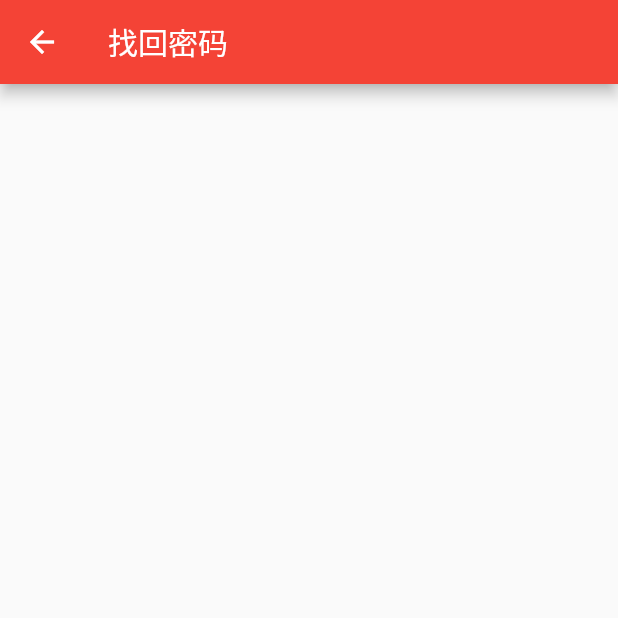
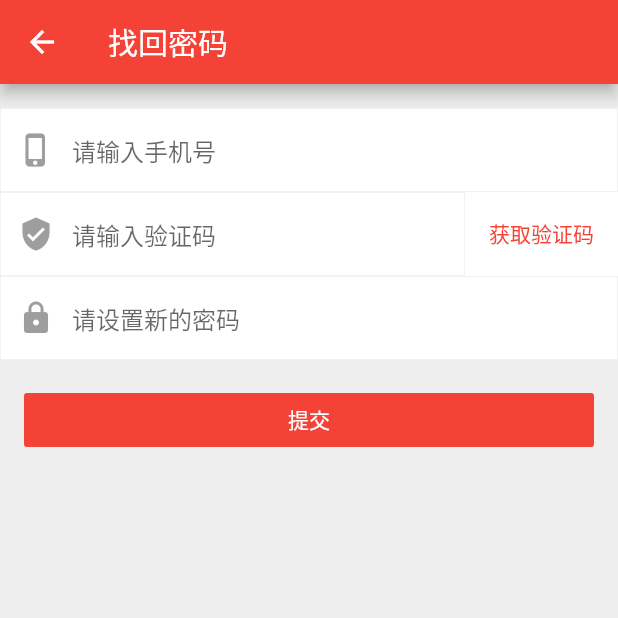
Before and after one commit to Samoy/fabiaoqing_flutter, a Flutter app: the LoginPage screen opened directly, after a tap on "忘记密码？", on a phone screen of 412 x 824 dp, the top half of it. Run offline on Flutter 3.47's test engine with Material 2 defaults, Android fonts, the phone set to English and light mode, and no system bars; our stand-ins replace cached_network_image, dio, permission_handler, pull_to_refresh, shared_preferences, toast; missing offline and left inert: image_pickers, image_save; accounts and stored records are empty; generated files the repository leaves out were written again; network calls fail.

Commit message:
修改密码功能

```diff
--- a/lib/pages/feedback.dart
+++ b/lib/pages/feedback.dart
@@ -98,7 +98,7 @@ class _FeedbackState extends State<FeedbackPage> {
       Toast.show("请先填写内容哦", context, gravity: Toast.CENTER);
       return;
     }
-    showDialog(context: context, builder: (context) => LoadingDialog());
+    AlertUtils.showLoadingDialog(context);
     await NetUtils.getInstance(context)
         .post("feedback/submit", {"content": _feedback});
     Navigator.pop(context);
--- a/lib/pages/forget_psd.dart
+++ b/lib/pages/forget_psd.dart
@@ -1,18 +1,102 @@
 import 'package:flutter/material.dart';
 
 class ForgetPsdPage extends StatefulWidget {
+  final String title;
+
+  const ForgetPsdPage({Key key, this.title}) : super(key: key);
+
   @override
   State<StatefulWidget> createState() {
-    return ForgetPsdState();
+    return ForgetPsdState(title);
   }
 }
 
 class ForgetPsdState<RegisterPage> extends State {
+  final String _title;
+
+  ForgetPsdState(this._title);
+
   @override
   Widget build(BuildContext context) {
+    var inputBorder = OutlineInputBorder(
+        borderRadius: BorderRadius.all(Radius.circular(0)),
+        borderSide: BorderSide(width: 0.5, color: Colors.grey[200]));
     return Scaffold(
-      appBar: AppBar(title: Text("找回密码")),
-      body: Container(),
+      backgroundColor: Colors.grey[200],
+      appBar: AppBar(title: Text(_title ?? "找回密码")),
+      body: Container(
+        padding: EdgeInsets.symmetric(vertical: 16),
+        child: Column(
+          children: <Widget>[
+            TextField(
+              decoration: InputDecoration(
+                  contentPadding: EdgeInsets.all(16),
+                  prefixIcon: Icon(
+                    Icons.phone_iphone,
+                    color: Colors.grey,
+                  ),
+                  hintText: "请输入手机号",
+                  enabledBorder: inputBorder,
+                  focusedBorder: inputBorder,
+                  filled: true,
+                  fillColor: Colors.white),
+            ),
+            Container(
+              color: Colors.white,
+              child: Row(
+                children: <Widget>[
+                  Expanded(
+                    flex: 1,
+                    child: TextField(
+                      decoration: InputDecoration(
+                          contentPadding: EdgeInsets.all(16),
+                          prefixIcon: Icon(
+                            Icons.verified_user,
+                            color: Colors.grey,
+                          ),
+                          hintText: "请输入验证码",
+                          enabledBorder: inputBorder,
+                          focusedBorder: inputBorder,
+                          filled: true,
+                          fillColor: Colors.white),
+                    ),
+                  ),
+                  FlatButton(
+                    child: Text("获取验证码"),
+                    textColor: Colors.red,
+                    onPressed: () {},
+                  )
+                ],
+              ),
+            ),
+            TextField(
+              decoration: InputDecoration(
+                  contentPadding: EdgeInsets.all(16),
+                  prefixIcon: Icon(
+                    Icons.lock,
+                    color: Colors.grey,
+                  ),
+                  hintText: "请设置新的密码",
+                  enabledBorder: inputBorder,
+                  focusedBorder: inputBorder,
+                  filled: true,
+                  fillColor: Colors.white),
+            ),
+            Container(
+              width: double.infinity,
+              margin: EdgeInsets.all(16),
+              child: RaisedButton(
+                child: Text("提交"),
+                color: Colors.red,
+                textColor: Colors.white,
+                highlightElevation: 0,
+                elevation: 0,
+                onPressed: () {},
+              ),
+            )
+          ],
+        ),
+      ),
     );
   }
 }
--- a/lib/pages/login.dart
+++ b/lib/pages/login.dart
@@ -2,6 +2,7 @@ import 'package:fabiaoqing/common/common_user.dart';
 import 'package:fabiaoqing/models/index.dart';
 import 'package:fabiaoqing/pages/login_by_code.dart';
 import 'package:fabiaoqing/pages/forget_psd.dart';
+import 'package:fabiaoqing/utils/alert_utils.dart';
 import 'package:fabiaoqing/utils/net_utils.dart';
 import 'package:fabiaoqing/widgets/loading_dialog.dart';
 import 'package:flutter/material.dart';
@@ -135,10 +136,8 @@ class _LoginState extends State<LoginPage> {
   }
 
   void _onTapLogin() {
-    String telMatch =
-        validationTextField("手机号码", _telephone, r"^1[3456789](\d){9}$");
-    String psdMath = validationTextField(
-        "密码", _password, r"^(?=.*[A-Za-z])(?=.*\d)[A-Za-z\d]{8,}$");
+    String telMatch = validationTextField("手机号码", _telephone, PATTERN_PHONE);
+    String psdMath = validationTextField("密码", _password, PATTERN_PASSWORD);
     if (telMatch != null) {
       Toast.show(telMatch, context, gravity: Toast.CENTER);
       return;
@@ -164,7 +163,7 @@ class _LoginState extends State<LoginPage> {
   }
 
   void login() async {
-    showDialog(context: context, builder: (context) => new LoadingDialog());
+    AlertUtils.showLoadingDialog(context);
     var res = await NetUtils.getInstance(context).post("user/login", {
       "telephone": _telephone,
       "password": md5.convert(Utf8Encoder().convert(_password))
--- a/lib/pages/profile.dart
+++ b/lib/pages/profile.dart
@@ -214,7 +214,7 @@ class _ProfileState extends State<ProfilePage>
       "nickname": _newUser.nickname,
       "description": _newUser.description
     });
-    showDialog(context: context, builder: (context) => new LoadingDialog());
+    AlertUtils.showLoadingDialog(context);
     var res = await NetUtils.getInstance(context).filePost(
         "user/update_profile", formData,
         headers: {"token": CommonUser.getInstance().getToken()});
--- a/lib/utils/validation_utils.dart
+++ b/lib/utils/validation_utils.dart
@@ -1,3 +1,7 @@
+const PATTERN_PHONE = r"^1[3456789](\d){9}$";
+const PATTERN_PASSWORD = r"^(?![\d]+$)(?![a-zA-Z]+$)(?![^\da-zA-Z]+$).{8,16}$";
+const PATTERN_CODE = r"^(\d){6}$";
+
 String validationTextField(
   String name,
   String source,
```
Also changed, not shown: lib/pages/login_by_code.dart (+7 -7 lines), lib/pages/settings.dart (+52 -4 lines), lib/pages/update_psd.dart (+151 -0 lines), lib/pages/update_tel.dart (+10 -3 lines), lib/utils/alert_utils.dart (+9 -1 lines).
